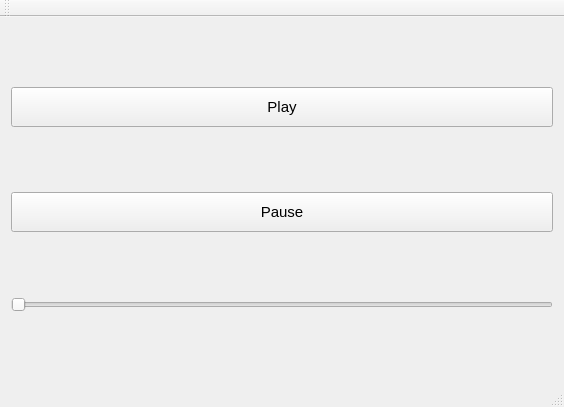
Qt form MusicPlayer/MainWindow.ui (SY008197/gimgo2) before a commit.
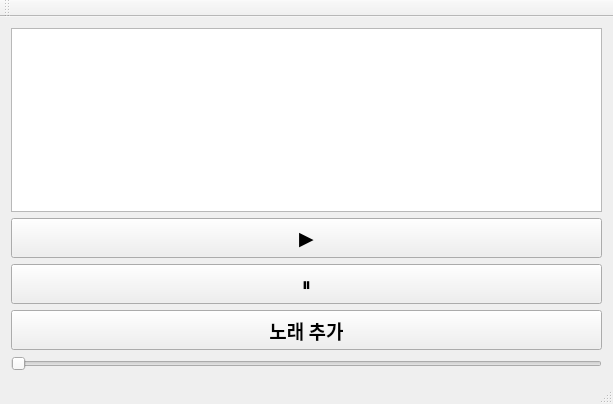
The same form after that commit.

The edit to the form file:
```diff
--- a/MusicPlayer/MainWindow.ui
+++ b/MusicPlayer/MainWindow.ui
@@ -6,8 +6,8 @@
    <rect>
     <x>0</x>
     <y>0</y>
-    <width>564</width>
-    <height>407</height>
+    <width>613</width>
+    <height>404</height>
    </rect>
   </property>
   <property name="windowTitle">
@@ -15,6 +15,13 @@
   </property>
   <widget class="QWidget" name="centralWidget">
    <layout class="QVBoxLayout" name="verticalLayout">
+    <item>
+     <widget class="QListWidget" name="listWidgetSongs">
+      <property name="autoFillBackground">
+       <bool>false</bool>
+      </property>
+     </widget>
+    </item>
     <item>
      <widget class="QPushButton" name="btnPlay">
       <property name="minimumSize">
@@ -25,11 +32,11 @@
       </property>
       <property name="font">
        <font>
-        <pointsize>11</pointsize>
+        <pointsize>14</pointsize>
        </font>
       </property>
       <property name="text">
-       <string>Play</string>
+       <string>▶️</string>
       </property>
      </widget>
     </item>
@@ -43,11 +50,31 @@
       </property>
       <property name="font">
        <font>
-        <pointsize>11</pointsize>
+        <pointsize>14</pointsize>
        </font>
       </property>
       <property name="text">
-       <string>Pause</string>
+       <string>⏸️</string>
+      </property>
+     </widget>
+    </item>
+    <item>
+     <widget class="QPushButton" name="btnAddSong">
+      <property name="minimumSize">
+       <size>
+        <width>0</width>
+        <height>40</height>
+       </size>
+      </property>
+      <property name="font">
+       <font>
+        <family>맑은 고딕</family>
+        <pointsize>14</pointsize>
+        <bold>true</bold>
+       </font>
+      </property>
+      <property name="text">
+       <string>노래 추가</string>
       </property>
      </widget>
     </item>
```
Left out of the diff: 2 changed lines with no effect on the pictures.
